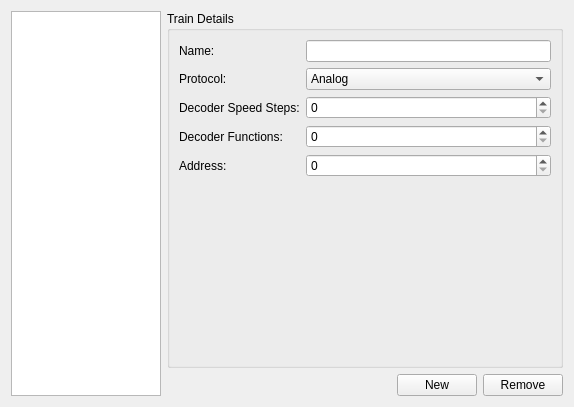
Before: the Qt Designer form trainsettings.ui in jehrichs/des-control, drawn with Qt 5.
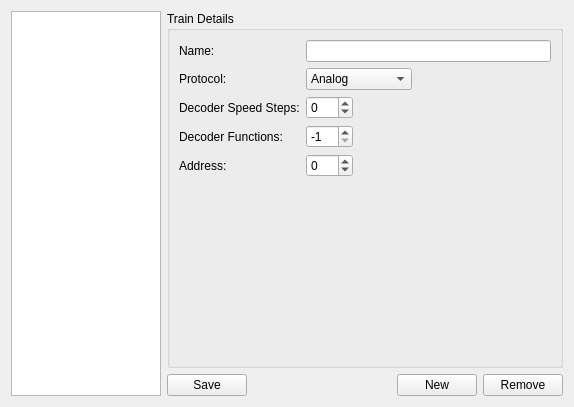
After: the same form once the commit is applied.

Diff of the .ui file:
```diff
--- a/trainsettings.ui
+++ b/trainsettings.ui
@@ -38,6 +38,9 @@
         <string>Train Details</string>
        </property>
        <layout class="QFormLayout" name="formLayout">
+        <property name="fieldGrowthPolicy">
+         <enum>QFormLayout::ExpandingFieldsGrow</enum>
+        </property>
         <item row="0" column="0">
          <widget class="QLabel" name="labelName">
           <property name="text">
@@ -97,7 +100,17 @@
          </widget>
         </item>
         <item row="2" column="1">
-         <widget class="QSpinBox" name="spinBoxSpeedSteps"/>
+         <widget class="QSpinBox" name="spinBoxSpeedSteps">
+          <property name="minimum">
+           <number>-1</number>
+          </property>
+          <property name="maximum">
+           <number>999</number>
+          </property>
+          <property name="value">
+           <number>0</number>
+          </property>
+         </widget>
         </item>
         <item row="3" column="0">
          <widget class="QLabel" name="labelDecoderFunctions">
@@ -107,7 +120,17 @@
          </widget>
         </item>
         <item row="3" column="1">
-         <widget class="QSpinBox" name="spinBoxDecoderFunctions"/>
+         <widget class="QSpinBox" name="spinBoxDecoderFunctions">
+          <property name="minimum">
+           <number>-1</number>
+          </property>
+          <property name="maximum">
+           <number>999</number>
+          </property>
+          <property name="value">
+           <number>-1</number>
+          </property>
+         </widget>
         </item>
         <item row="4" column="0">
          <widget class="QLabel" name="labelAddress">
@@ -117,13 +140,30 @@
          </widget>
         </item>
         <item row="4" column="1">
-         <widget class="QSpinBox" name="spinBoxAddress"/>
+         <widget class="QSpinBox" name="spinBoxAddress">
+          <property name="minimum">
+           <number>-1</number>
+          </property>
+          <property name="maximum">
+           <number>999</number>
+          </property>
+          <property name="value">
+           <number>0</number>
+          </property>
+         </widget>
         </item>
        </layout>
       </widget>
      </item>
      <item>
       <layout class="QHBoxLayout" name="horizontalLayout">
+       <item>
+        <widget class="QPushButton" name="buttonSave">
+         <property name="text">
+          <string>Save</string>
+         </property>
+        </widget>
+       </item>
        <item>
         <spacer name="horizontalSpacer">
          <property name="orientation">
```
Left out of the diff: 82 changed lines with no effect on the pictures.
